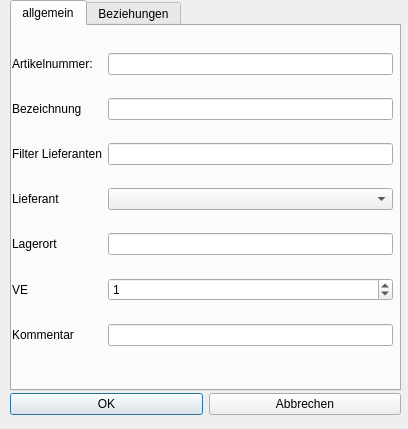
The window that dialog_artikel.ui (15831944/CBrain) describes before a commit, drawn with Qt 5.
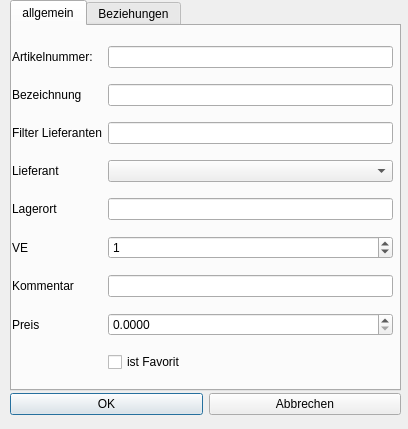
The same window after the commit.

Commit message: artikel-favoriten

```diff
--- a/dialog_artikel.ui
+++ b/dialog_artikel.ui
@@ -64,7 +64,7 @@
        <x>0</x>
        <y>10</y>
        <width>381</width>
-       <height>331</height>
+       <height>351</height>
       </rect>
      </property>
      <layout class="QGridLayout" name="gridLayout">
@@ -145,6 +145,27 @@
         </property>
        </widget>
       </item>
+      <item row="7" column="0">
+       <widget class="QLabel" name="label_4">
+        <property name="text">
+         <string>Preis</string>
+        </property>
+       </widget>
+      </item>
+      <item row="7" column="1">
+       <widget class="QDoubleSpinBox" name="doubleSpinBox_preis">
+        <property name="decimals">
+         <number>4</number>
+        </property>
+       </widget>
+      </item>
+      <item row="8" column="1">
+       <widget class="QCheckBox" name="checkBox_isfavorit">
+        <property name="text">
+         <string>ist Favorit</string>
+        </property>
+       </widget>
+      </item>
      </layout>
     </widget>
    </widget>
```
Left out of the diff: 9 changed lines with no effect on the pictures. The commit also changes 23 other files.
